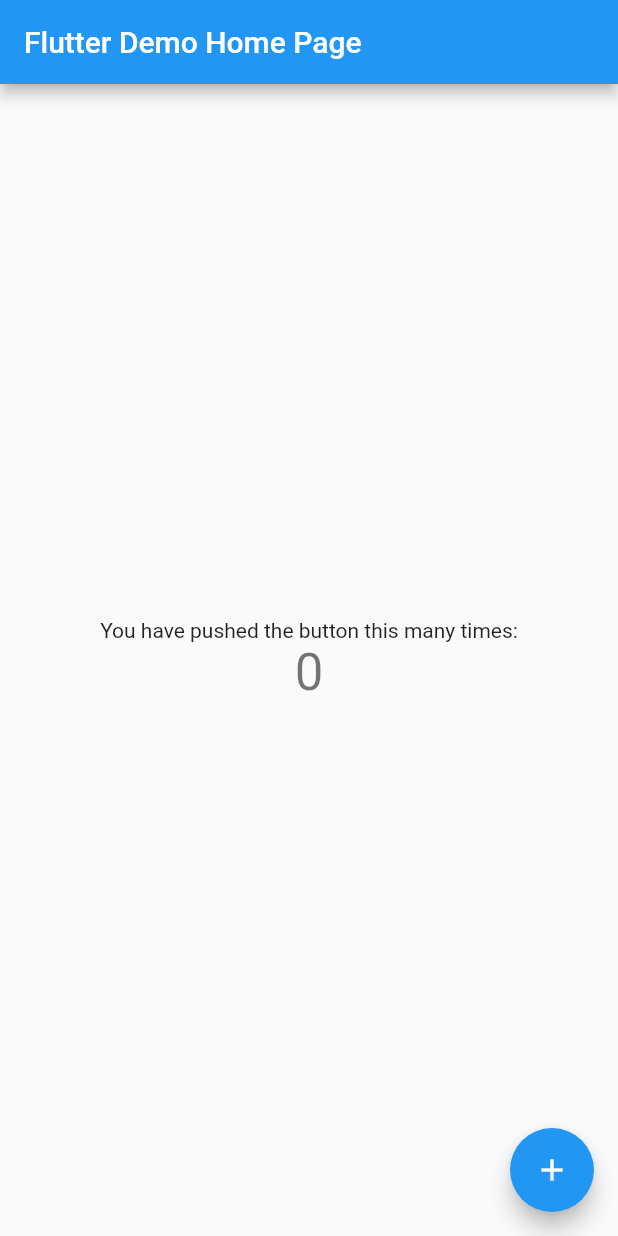
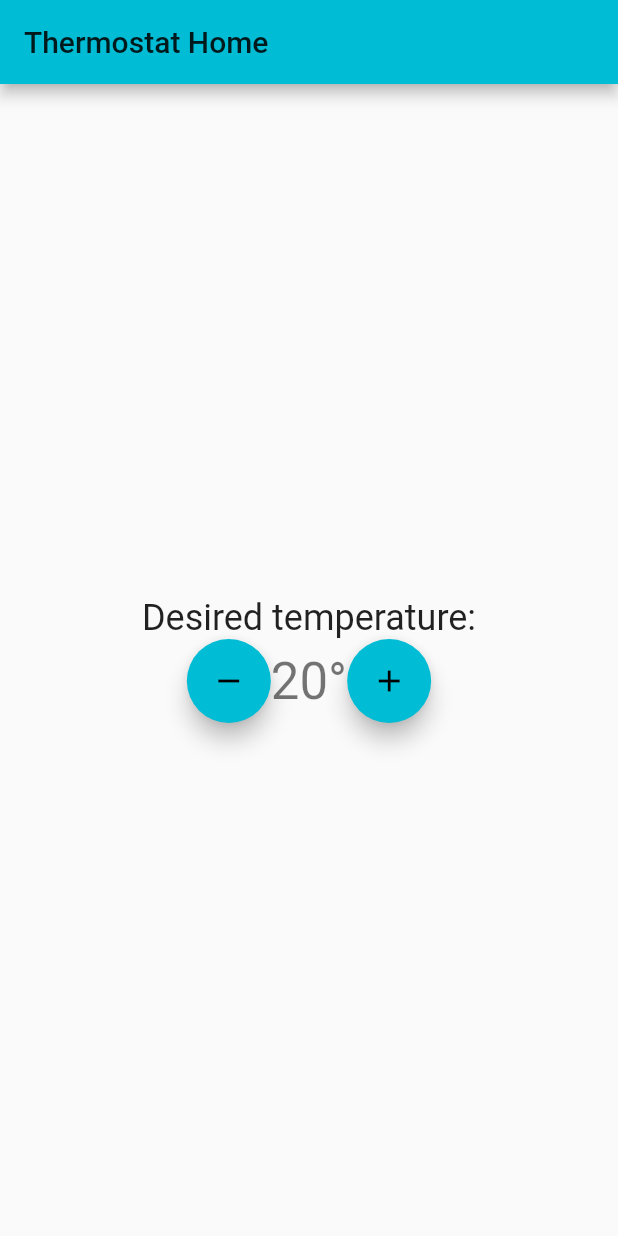
Before and after one commit to lib3rate/thermostat-native, a Flutter app: the screen it shows after launch, on a phone screen of 412 x 824 dp. Run offline on Flutter 3.47's test engine with Material 2 defaults, Android fonts, the phone set to English and light mode, and no system bars.

Commit message:
Add desired temperature placeholder and increase/decrease buttons

```diff
--- a/lib/main.dart
+++ b/lib/main.dart
@@ -1,28 +1,17 @@
 import 'package:flutter/material.dart';
 
-void main() {
-  runApp(MyApp());
-}
+void main() => runApp(MyApp());
 
 class MyApp extends StatelessWidget {
   // This widget is the root of your application.
   @override
   Widget build(BuildContext context) {
     return MaterialApp(
-      title: 'Flutter Demo',
+      title: 'Thermostat',
       theme: ThemeData(
-        // This is the theme of your application.
-        //
-        // Try running your application with "flutter run". You'll see the
-        // application has a blue toolbar. Then, without quitting the app, try
-        // changing the primarySwatch below to Colors.green and then invoke
-        // "hot reload" (press "r" in the console where you ran "flutter run",
-        // or simply save your changes to "hot reload" in a Flutter IDE).
-        // Notice that the counter didn't reset back to zero; the application
-        // is not restarted.
-        primarySwatch: Colors.blue,
+        primarySwatch: Colors.cyan,
       ),
-      home: MyHomePage(title: 'Flutter Demo Home Page'),
+      home: MyHomePage(title: 'Thermostat Home'),
     );
   }
 }
@@ -46,9 +35,9 @@ class MyHomePage extends StatefulWidget {
 }
 
 class _MyHomePageState extends State<MyHomePage> {
-  int _counter = 0;
+  int _counter = 20;
 
-  void _incrementCounter() {
+  void _increaseDesiredTemperature() {
     setState(() {
       // This call to setState tells the Flutter framework that something has
       // changed in this State, which causes it to rerun the build method below
@@ -56,6 +45,17 @@ class _MyHomePageState extends State<MyHomePage> {
       // _counter without calling setState(), then the build method would not be
       // called again, and so nothing would appear to happen.
       _counter++;
+    });
+  }
+
+  void _decreaseDesiredTemperature() {
+    setState(() {
+      // This call to setState tells the Flutter framework that something has
+      // changed in this State, which causes it to rerun the build method below
+      // so that the display can reflect the updated values. If we changed
+      // _counter without calling setState(), then the build method would not be
+      // called again, and so nothing would appear to happen.
+      _counter--;
     });
   }
 
@@ -94,20 +94,28 @@ class _MyHomePageState extends State<MyHomePage> {
           mainAxisAlignment: MainAxisAlignment.center,
           children: <Widget>[
             Text(
-              'You have pushed the button this many times:',
+              'Desired temperature:',
+              style: Theme.of(context).textTheme.headline5,
             ),
-            Text(
-              '$_counter',
-              style: Theme.of(context).textTheme.headline4,
-            ),
+            Row(mainAxisAlignment: MainAxisAlignment.center, children: <Widget>[
+              FloatingActionButton(
+                onPressed: _decreaseDesiredTemperature,
+                tooltip: 'Decrease desired temperature',
+                child: Icon(Icons.remove),
+              ),
+              Text(
+                '$_counter°',
+                style: Theme.of(context).textTheme.headline4,
+              ),
+              FloatingActionButton(
+                onPressed: _increaseDesiredTemperature,
+                tooltip: 'Increase desired temperature',
+                child: Icon(Icons.add),
+              ),
+            ]),
           ],
         ),
       ),
-      floatingActionButton: FloatingActionButton(
-        onPressed: _incrementCounter,
-        tooltip: 'Increment',
-        child: Icon(Icons.add),
-      ), // This trailing comma makes auto-formatting nicer for build methods.
     );
   }
 }
```
